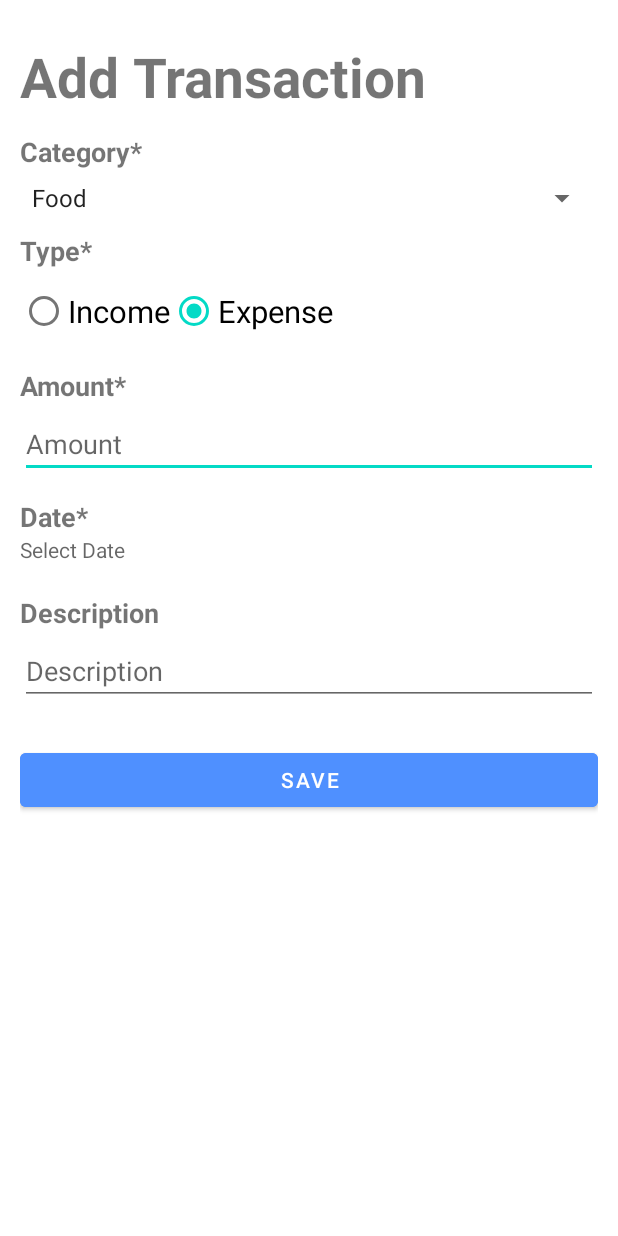
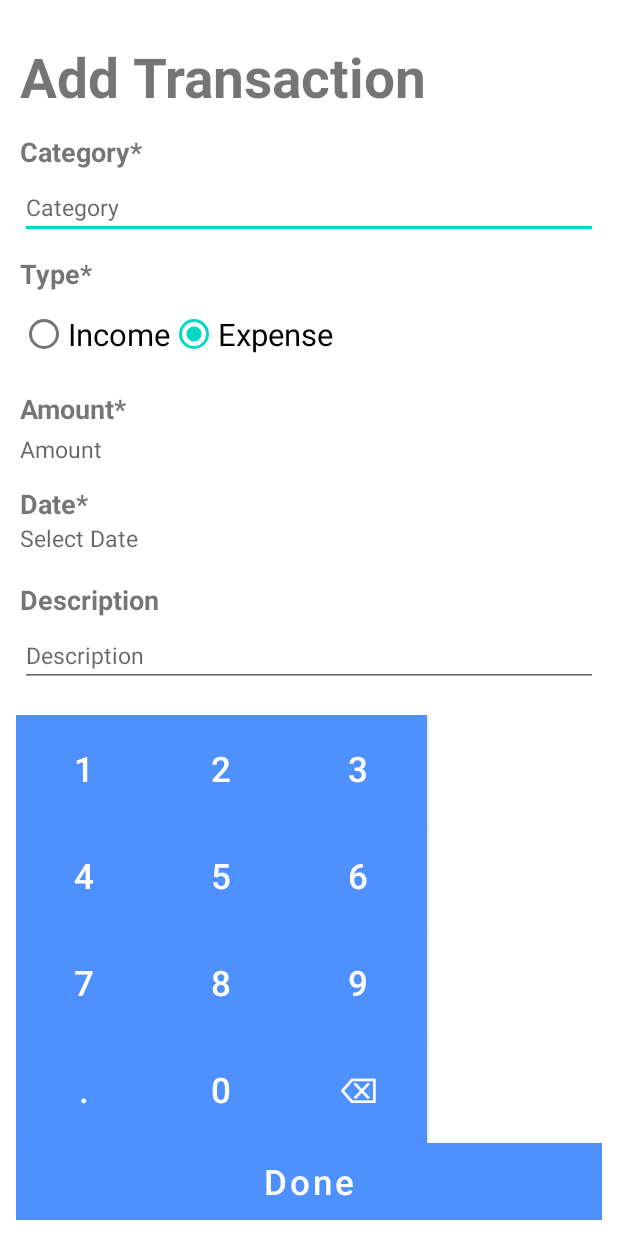
Before and after one commit to Uzair-Jamal/Expense-Tracker, an Android app: the layout activity_add_transaction.xml on its own in the app's theme, with its tools: preview values and no code run, on a phone screen of 412 x 824 dp. Run offline under Robolectric (Android 15) with nearby library versions, the phone set to English and light mode, and no system bars.

Commit message:
custom keyboard added.

```diff
--- a/app/src/main/java/com/andriod/mobileappdevelopertask/Ui/Activity/AddTransactionActivity.kt
+++ b/app/src/main/java/com/andriod/mobileappdevelopertask/Ui/Activity/AddTransactionActivity.kt
@@ -2,8 +2,11 @@ package com.andriod.mobileappdevelopertask.Ui.Activity
 
 import android.app.Application
 import android.content.Intent
+import android.graphics.Rect
 import android.os.Bundle
 import android.util.Log
+import android.view.MotionEvent
+import android.view.View
 import android.widget.Toast
 import androidx.activity.enableEdgeToEdge
 import androidx.appcompat.app.AppCompatActivity
@@ -12,6 +15,7 @@ import androidx.core.view.WindowInsetsCompat
 import androidx.lifecycle.ViewModelProvider
 import com.andriod.mobileappdevelopertask.R
 import com.andriod.mobileappdevelopertask.databinding.ActivityAddTransactionBinding
+import com.andriod.mobileappdevelopertask.databinding.CustomKeyboardViewBinding
 import com.andriod.mobileappdevelopertask.entity.Transaction
 import com.andriod.mobileappdevelopertask.viewModel.TransactionViewmodel
 import com.google.android.material.datepicker.MaterialDatePicker
@@ -27,17 +31,64 @@ class AddTransactionActivity : AppCompatActivity() {
     private var amount: String = ""
     private var description: String = ""
     private var date: String = ""
+    private var amountText = ""
     private lateinit var viewModel: TransactionViewmodel
+    private lateinit var keyboardBinding: CustomKeyboardViewBinding
     override fun onCreate(savedInstanceState: Bundle?) {
         super.onCreate(savedInstanceState)
         binding = ActivityAddTransactionBinding.inflate(layoutInflater)
         setContentView(binding.root)
+
+        keyboardBinding = binding.customKeyboard
 
         viewModel = ViewModelProvider(this)[TransactionViewmodel::class.java]
 
         val datePicker = MaterialDatePicker.Builder.datePicker()
             .setTitleText("Select Date")
             .build()
+
+        binding.amountInput.setOnClickListener {
+            binding.customKeyboard.root.visibility = View.VISIBLE
+        }
+
+        binding.amountInput.setOnFocusChangeListener { _, hasFocus ->
+            if (hasFocus) {
+                binding.customKeyboard.root.visibility = View.VISIBLE
+            } else {
+                binding.customKeyboard.root.visibility = View.GONE
+            }
+        }
+
+        keyboardBinding.btnDone.setOnClickListener {
+            // Hide custom keyboard
+            keyboardBinding.root.visibility = View.GONE
+
+            // Optionally clear focus
+            binding.amountInput.clearFocus()
+        }
+
+
+        // Setup button click logic
+        val buttons = listOf(
+            keyboardBinding.btn0, keyboardBinding.btn1, keyboardBinding.btn2,
+            keyboardBinding.btn3, keyboardBinding.btn4, keyboardBinding.btn5,
+            keyboardBinding.btn6, keyboardBinding.btn7, keyboardBinding.btn8,
+            keyboardBinding.btn9, keyboardBinding.btnDot
+        )
+
+        buttons.forEach { btn ->
+            btn.setOnClickListener {
+                amountText += btn.text
+                binding.amountInput.setText(amountText)
+            }
+        }
+
+        keyboardBinding.btnDel.setOnClickListener {
+            if (amountText.isNotEmpty()) {
+                amountText = amountText.dropLast(1)
+                binding.amountInput.setText(amountText)
+            }
+        }
 
         binding.dateInput.setOnClickListener {
             datePicker.show(supportFragmentManager, "DATE_PICKER")
@@ -52,7 +103,7 @@ class AddTransactionActivity : AppCompatActivity() {
         binding.saveButton.setOnClickListener {
             amount = binding.amountInput.text.toString()
             description = binding.descriptionInput.text.toString()
-            category = binding.categorySpinner.selectedItem.toString()
+            category = binding.categorySpinner.text.toString()
 
             val selectedId = binding.transactionTypeGroup.checkedRadioButtonId
             type = when (selectedId) {
@@ -93,4 +144,26 @@ class AddTransactionActivity : AppCompatActivity() {
             }
         }
     }
+
+    override fun dispatchTouchEvent(ev: MotionEvent): Boolean {
+        val view = currentFocus
+        if (view != null && ev.action == MotionEvent.ACTION_DOWN) {
+            val outRectEditText = Rect()
+            val outRectKeyboard = Rect()
+
+            binding.amountInput.getGlobalVisibleRect(outRectEditText)
+            binding.customKeyboard.root.getGlobalVisibleRect(outRectKeyboard)
+
+            val isOutsideEditText = !outRectEditText.contains(ev.rawX.toInt(), ev.rawY.toInt())
+            val isOutsideKeyboard = !outRectKeyboard.contains(ev.rawX.toInt(), ev.rawY.toInt())
+
+            if (isOutsideEditText && isOutsideKeyboard) {
+                view.clearFocus()
+                binding.customKeyboard.root.visibility = View.GONE
+            }
+        }
+        return super.dispatchTouchEvent(ev)
+    }
+
+
 }
--- a/app/src/main/res/layout/activity_add_transaction.xml
+++ b/app/src/main/res/layout/activity_add_transaction.xml
@@ -1,10 +1,9 @@
 <?xml version="1.0" encoding="utf-8"?>
-<layout
-    xmlns:android="http://schemas.android.com/apk/res/android"
+<layout xmlns:android="http://schemas.android.com/apk/res/android"
     xmlns:app="http://schemas.android.com/apk/res-auto"
     xmlns:tools="http://schemas.android.com/tools">
 
-    <LinearLayout
+    <FrameLayout
         android:layout_width="match_parent"
         android:layout_height="match_parent"
         android:orientation="vertical">
@@ -14,168 +13,180 @@
             android:layout_height="wrap_content"
             android:layout_marginStart="@dimen/_10sdp"
             android:layout_marginEnd="@dimen/_10sdp"
-            android:layout_marginBottom="@dimen/_10sdp"
-            >
+            android:layout_marginBottom="@dimen/_10sdp">
 
             <TextView
                 android:id="@+id/title"
                 android:layout_width="wrap_content"
                 android:layout_height="wrap_content"
+                android:layout_marginTop="@dimen/_20sdp"
                 android:text="@string/add_transaction"
                 android:textSize="@dimen/_28ssp"
                 android:textStyle="bold"
-                android:layout_marginTop="@dimen/_20sdp"
-                app:layout_constraintTop_toTopOf="parent"
-                app:layout_constraintStart_toStartOf="parent" />
+                app:layout_constraintStart_toStartOf="parent"
+                app:layout_constraintTop_toTopOf="parent" />
 
             <TextView
                 android:id="@+id/category_heading"
                 android:layout_width="match_parent"
                 android:layout_height="wrap_content"
+                android:layout_marginTop="@dimen/_10sdp"
                 android:text="Category*"
                 android:textSize="@dimen/_14ssp"
                 android:textStyle="bold"
-                android:layout_marginTop="@dimen/_10sdp"
-                app:layout_constraintTop_toBottomOf="@+id/title"
+                app:layout_constraintEnd_toEndOf="parent"
                 app:layout_constraintStart_toStartOf="parent"
-                app:layout_constraintEnd_toEndOf="parent"
-                />
+                app:layout_constraintTop_toBottomOf="@+id/title" />
 
-            <Spinner
+            <EditText
                 android:id="@+id/categorySpinner"
                 android:layout_width="0dp"
                 android:layout_height="wrap_content"
-                android:entries="@array/categories"
-                android:textSize="@dimen/_14ssp"
-                app:layout_constraintTop_toBottomOf="@+id/category_heading"
+                android:layout_marginTop="@dimen/_3sdp"
+                android:hint="@string/category"
+                android:textSize="@dimen/_12ssp"
+                app:layout_constraintEnd_toEndOf="parent"
                 app:layout_constraintStart_toStartOf="parent"
-                app:layout_constraintEnd_toEndOf="parent"
-                android:layout_marginTop="@dimen/_5sdp" />
+                app:layout_constraintTop_toBottomOf="@+id/category_heading" />
 
             <TextView
                 android:id="@+id/type_tv"
                 android:layout_width="match_parent"
                 android:layout_height="wrap_content"
+                android:layout_marginTop="@dimen/_8sdp"
                 android:text="Type*"
                 android:textSize="@dimen/_14ssp"
                 android:textStyle="bold"
-                android:layout_marginTop="@dimen/_8sdp"
-                app:layout_constraintTop_toBottomOf="@+id/categorySpinner"
+                app:layout_constraintEnd_toEndOf="parent"
                 app:layout_constraintStart_toStartOf="parent"
-                app:layout_constraintEnd_toEndOf="parent"
-                />
+                app:layout_constraintTop_toBottomOf="@+id/categorySpinner" />
 
             <RadioGroup
                 android:id="@+id/transactionTypeGroup"
                 android:layout_width="wrap_content"
                 android:layout_height="wrap_content"
+                android:layout_marginTop="@dimen/_3sdp"
                 android:orientation="horizontal"
-                app:layout_constraintTop_toBottomOf="@+id/type_tv"
                 app:layout_constraintStart_toStartOf="parent"
-                android:layout_marginTop="@dimen/_3sdp">
+                app:layout_constraintTop_toBottomOf="@+id/type_tv">
 
                 <RadioButton
                     android:id="@+id/incomeRadio"
                     android:layout_width="wrap_content"
                     android:layout_height="wrap_content"
-                    android:textSize="@dimen/_16ssp"
                     android:backgroundTint="@color/radio_button_tint"
-                    android:text="@string/income" />
+                    android:text="@string/income"
+                    android:textSize="@dimen/_16ssp" />
 
                 <RadioButton
                     android:id="@+id/expenseRadio"
                     android:layout_width="wrap_content"
                     android:layout_height="wrap_content"
+                    android:backgroundTint="@color/radio_button_tint"
+                    android:checked="true"
                     android:text="@string/expense"
-                    android:textSize="@dimen/_16ssp"
-                    android:backgroundTint="@color/radio_button_tint"
-                    android:checked="true"/>
+                    android:textSize="@dimen/_16ssp" />
             </RadioGroup>
 
             <TextView
                 android:id="@+id/amount_tv"
                 android:layout_width="match_parent"
                 android:layout_height="wrap_content"
+                android:layout_marginTop="@dimen/_10sdp"
                 android:text="Amount*"
                 android:textSize="@dimen/_14ssp"
                 android:textStyle="bold"
-                android:layout_marginTop="@dimen/_10sdp"
-                app:layout_constraintTop_toBottomOf="@+id/transactionTypeGroup"
+                app:layout_constraintEnd_toEndOf="parent"
                 app:layout_constraintStart_toStartOf="parent"
-                app:layout_constraintEnd_toEndOf="parent"
-                />
+                app:layout_constraintTop_toBottomOf="@+id/transactionTypeGroup" />
 
             <EditText
                 android:id="@+id/amountInput"
                 android:layout_width="0dp"
                 android:layout_height="wrap_content"
-                android:inputType="numberDecimal"
+                android:layout_marginTop="@dimen/_3sdp"
+                android:background="@android:color/transparent"
+                android:clickable="true"
+                android:focusable="false"
+                android:focusableInTouchMode="false"
                 android:hint="@string/amount"
-                app:layout_constraintTop_toBottomOf="@+id/amount_tv"
+                android:inputType="none"
+                android:textSize="@dimen/_12ssp"
+                app:layout_constraintEnd_toEndOf="parent"
                 app:layout_constraintStart_toStartOf="parent"
-                app:layout_constraintEnd_toEndOf="parent"
-                android:layout_marginTop="@dimen/_3sdp" />
+                app:layout_constraintTop_toBottomOf="@+id/amount_tv" />
+
 
             <TextView
                 android:id="@+id/date_tv"
                 android:layout_width="match_parent"
                 android:layout_height="wrap_content"
+                android:layout_marginTop="@dimen/_10sdp"
                 android:text="Date*"
                 android:textSize="@dimen/_14ssp"
                 android:textStyle="bold"
-                android:layout_marginTop="@dimen/_10sdp"
-                app:layout_constraintTop_toBottomOf="@+id/amountInput"
+                app:layout_constraintEnd_toEndOf="parent"
                 app:layout_constraintStart_toStartOf="parent"
-                app:layout_constraintEnd_toEndOf="parent"
-                />
+                app:layout_constraintTop_toBottomOf="@+id/amountInput" />
 
             <TextView
                 android:id="@+id/dateInput"
-                android:hint="@string/select_date"
                 android:layout_width="match_parent"
                 android:layout_height="@dimen/_20sdp"
                 android:layout_marginBottom="@dimen/_12sdp"
+                android:background="?attr/selectableItemBackground"
+                android:hint="@string/select_date"
+                android:textSize="@dimen/_12ssp"
+                app:layout_constraintEnd_toEndOf="parent"
                 app:layout_constraintStart_toStartOf="parent"
-                app:layout_constraintEnd_toEndOf="parent"
-                app:layout_constraintTop_toBottomOf="@+id/date_tv"
-                android:background="?attr/selectableItemBackground"/>
+                app:layout_constraintTop_toBottomOf="@+id/date_tv" />
 
             <TextView
                 android:id="@+id/description_heading"
                 android:layout_width="match_parent"
                 android:layout_height="wrap_content"
+                android:layout_marginTop="@dimen/_10sdp"
                 android:text="Description"
                 android:textSize="@dimen/_14ssp"
                 android:textStyle="bold"
-                android:layout_marginTop="@dimen/_10sdp"
-                app:layout_constraintTop_toBottomOf="@+id/dateInput"
+                app:layout_constraintEnd_toEndOf="parent"
                 app:layout_constraintStart_toStartOf="parent"
-                app:layout_constraintEnd_toEndOf="parent"
-                />
+                app:layout_constraintTop_toBottomOf="@+id/dateInput" />
 
             <EditText
                 android:id="@+id/descriptionInput"
                 android:layout_width="0dp"
                 android:layout_height="wrap_content"
+                android:layout_marginTop="@dimen/_3sdp"
                 android:hint="@string/description"
                 android:inputType="textMultiLine"
-                app:layout_constraintTop_toBottomOf="@+id/description_heading"
+                android:textSize="@dimen/_12ssp"
+                app:layout_constraintEnd_toEndOf="parent"
                 app:layout_constraintStart_toStartOf="parent"
-                app:layout_constraintEnd_toEndOf="parent"
-                android:layout_marginTop="@dimen/_3sdp" />
+                app:layout_constraintTop_toBottomOf="@+id/description_heading" />
 
             <Button
                 android:id="@+id/saveButton"
                 android:layout_width="0dp"
                 android:layout_height="wrap_content"
+                android:layout_marginTop="@dimen/_20sdp"
+                android:backgroundTint="@color/app_color"
                 android:text="@string/save"
-                android:backgroundTint="@color/app_color"
                 android:textColor="@android:color/white"
-                app:layout_constraintTop_toBottomOf="@+id/descriptionInput"
+                app:layout_constraintEnd_toEndOf="parent"
                 app:layout_constraintStart_toStartOf="parent"
-                app:layout_constraintEnd_toEndOf="parent"
-                android:layout_marginTop="@dimen/_20sdp" />
+                app:layout_constraintTop_toBottomOf="@+id/descriptionInput" />
 
         </androidx.constraintlayout.widget.ConstraintLayout>
-    </LinearLayout>
+        <include
+            android:id="@+id/customKeyboard"
+            layout="@layout/custom_keyboard_view"
+            android:visibility="gone"
+            tools:visibility="visible"
+            android:layout_gravity="bottom"
+            android:layout_width="match_parent"
+            android:layout_height="wrap_content"
+            />
+
+    </FrameLayout>
 </layout>
--- /dev/null
+++ b/app/src/main/res/layout/custom_keyboard_view.xml
@@ -0,0 +1,105 @@
+<?xml version="1.0" encoding="utf-8"?>
+<layout xmlns:android="http://schemas.android.com/apk/res/android">
+
+    <!-- res/layout/view_custom_keyboard.xml -->
+    <LinearLayout
+        android:id="@+id/customKeyboardLayout"
+        android:layout_width="match_parent"
+        android:layout_height="wrap_content"
+        android:background="@color/white"
+        android:orientation="vertical"
+        android:padding="@dimen/_8sdp">
+
+        <GridLayout
+            android:id="@+id/gridLayout"
+            android:layout_width="match_parent"
+            android:layout_height="wrap_content"
+            android:columnCount="3"
+            android:rowCount="5">
+
+            <!-- Number Buttons -->
+            <Button
+                android:id="@+id/btn1"
+                style="@style/KeyStyle"
+                android:background="@color/app_color"
+                android:text="1" />
+
+            <Button
+                android:id="@+id/btn2"
+                style="@style/KeyStyle"
+                android:background="@color/app_color"
+                android:text="2" />
+
+            <Button
+                android:id="@+id/btn3"
+                style="@style/KeyStyle"
+                android:background="@color/app_color"
+                android:text="3" />
+
+            <Button
+                android:id="@+id/btn4"
+                style="@style/KeyStyle"
+                android:background="@color/app_color"
+                android:text="4" />
+
+            <Button
+                android:id="@+id/btn5"
+                style="@style/KeyStyle"
+                android:background="@color/app_color"
+                android:text="5" />
+
+            <Button
+                android:id="@+id/btn6"
+                style="@style/KeyStyle"
+                android:background="@color/app_color"
+                android:text="6" />
+
+            <Button
+                android:id="@+id/btn7"
+                style="@style/KeyStyle"
+                android:background="@color/app_color"
+                android:text="7" />
+
+            <Button
+                android:id="@+id/btn8"
+                style="@style/KeyStyle"
+                android:background="@color/app_color"
+                android:text="8" />
+
+            <Button
+                android:id="@+id/btn9"
+                style="@style/KeyStyle"
+                android:background="@color/app_color"
+                android:text="9" />
+
+            <Button
+                android:id="@+id/btnDot"
+                style="@style/KeyStyle"
+                android:background="@color/income_color"
+                android:text="." />
+
+            <Button
+                android:id="@+id/btn0"
+                style="@style/KeyStyle"
+                android:background="@color/app_color"
+                android:text="0" />
+
+            <Button
+                android:id="@+id/btnDel"
+                style="@style/KeyStyle"
+                android:background="@color/expense_color"
+                android:text="⌫" />
+
+        </GridLayout>
+        <Button
+            android:id="@+id/btnDone"
+            style="@style/KeyStyle"
+            android:text="Done"
+            android:textAllCaps="false"
+            android:layout_width="match_parent"
+            android:layout_height="wrap_content"
+            android:background="@color/expense_color" />
+    </LinearLayout>
+
+
+</layout>
--- a/app/src/main/res/values/strings.xml
+++ b/app/src/main/res/values/strings.xml
@@ -7,4 +7,5 @@
     <string name="save">Save</string>
     <string name="add_transaction">Add Transaction</string>
     <string name="select_date">Select Date</string>
+    <string name="category">Category</string>
 </resources>
--- /dev/null
+++ b/app/src/main/res/values/styles.xml
@@ -0,0 +1,10 @@
+<?xml version="1.0" encoding="utf-8"?>
+<resources>
+    <style name="KeyStyle">
+        <item name="android:layout_width">@dimen/_70sdp</item>
+        <item name="android:layout_height">@dimen/_55sdp</item>
+        <item name="android:textSize">@dimen/_18ssp</item>
+        <item name="android:background">?android:attr/selectableItemBackground</item>
+        <item name="android:textColor">@color/white</item>
+    </style>
+</resources>
```
